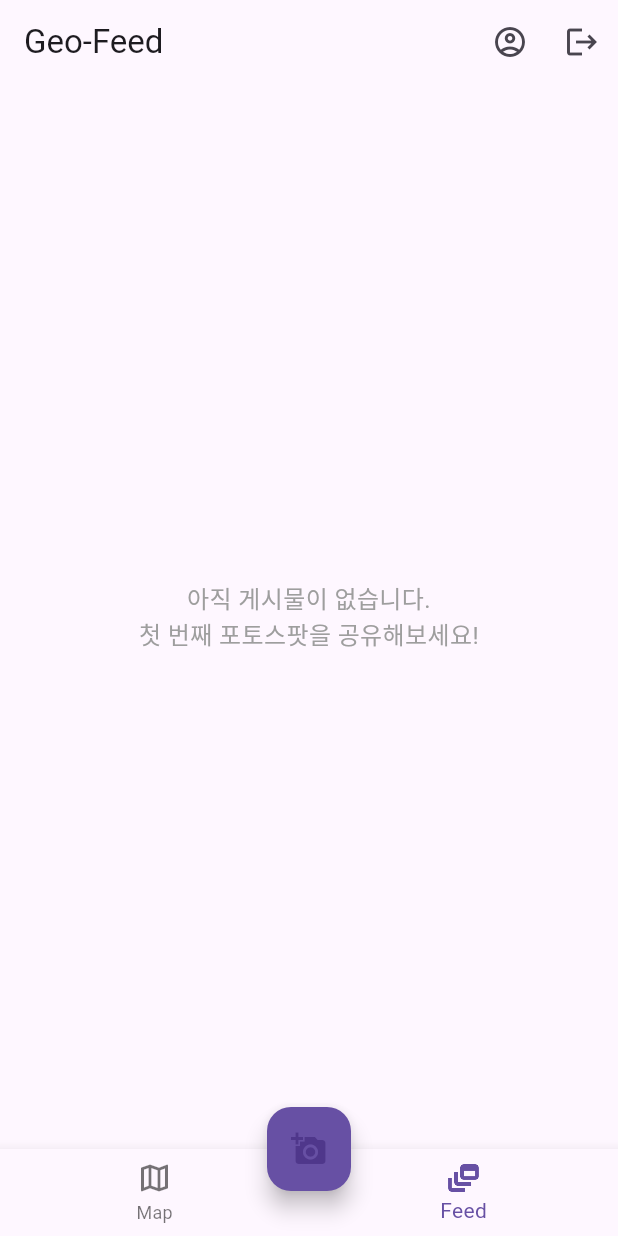
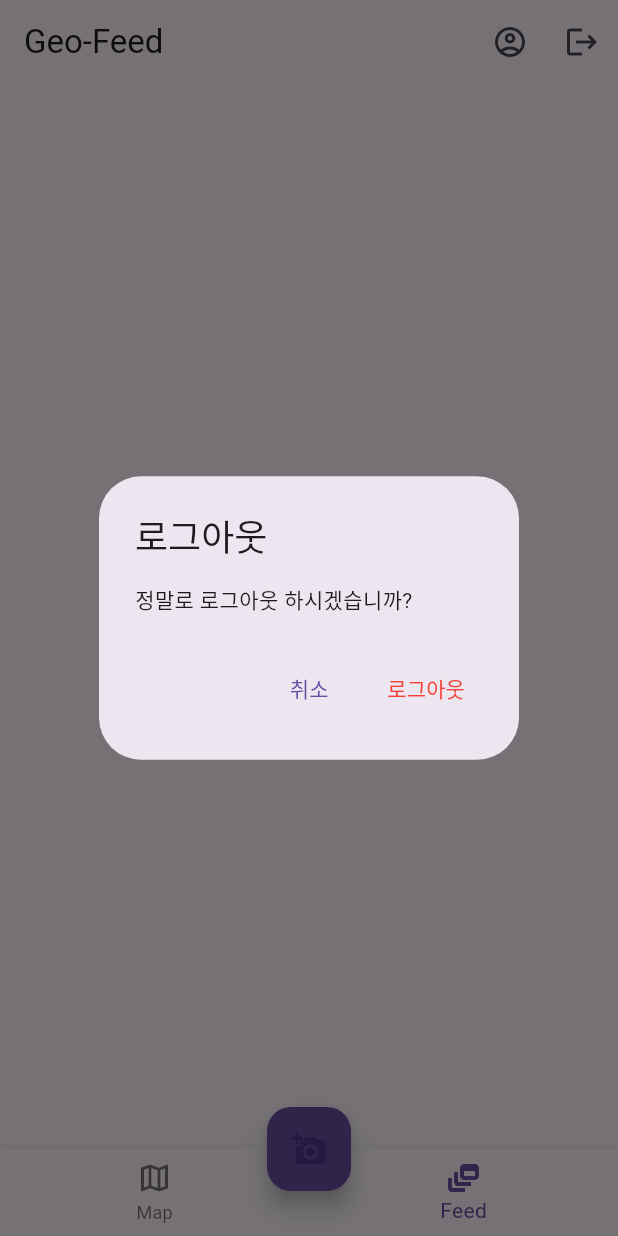
Before and after one commit to ILLUMIN4TION/geo-feed-app, a Flutter app: the screen it shows once a user with an empty profile is signed in, item 2 of the bottom bar chosen, after a tap on the "logout" icon, on a phone screen of 412 x 824 dp. Run offline on Flutter 3.47's test engine with Material 3 defaults, Android fonts, the phone set to English and light mode, and no system bars; our stand-ins replace cloud_firestore, firebase_auth, firebase_core, firebase_storage, flutter_image_compress, geocoding and 4 more; missing offline and left inert: exif; accounts and stored records are empty.

Commit message:
3주차 교수님 피드백 중 해결 한 부분
로그아웃 시 피드백 (완료)

업로드 전 포매팅 및 ISO 타입 변경(완료)

OAuth 보안 (부분 완료)
gitIgnore 완료
구글클라우드콘솔에서 설정 변경(미완료) <- 집PC를 기준으로 꼭 등록하기

```diff
--- a/lib/screens/home_screen.dart
+++ b/lib/screens/home_screen.dart
@@ -46,11 +46,37 @@ class _HomeScreenState extends State<HomeScreen> {
             },
           ),
 
-          // 3. 로그아웃 버튼
+          // 3. 로그아웃 버튼 (교수님 피드백 적용하기 -> 다이얼로그 띄우기)
           IconButton(
             icon: const Icon(Icons.logout),
             onPressed: () {
-              context.read<MyAuthProvider>().signOut();
+              showDialog(
+                  context: context,
+                  builder: (BuildContext dialogContext) {
+                    return AlertDialog(
+                      title: const Text("로그아웃"),
+                      content: const Text("정말로 로그아웃 하시겠습니까?"),
+                      actions: [
+                        TextButton(
+                          child: const Text("취소"),
+                          onPressed: (){
+                            Navigator.of(dialogContext).pop();
+                          },
+                        ),
+                        TextButton(
+                          child: const Text(
+                            "로그아웃",
+                            style: TextStyle(color: Colors.red)
+                            ),
+                          onPressed: (){
+                            context.read<MyAuthProvider>().signOut();
+                            Navigator.of(dialogContext).pop();
+                          },
+                        ),
+                      ],
+                    );
+                  },
+              );
             },
           ),
         ],
```
Also changed, not shown: lib/providers/upload_provider.dart (+83 -4 lines), lib/widgets/post_card.dart (+15 -78 lines), pubspec.yaml (line endings or trailing spaces), 3 other files.
